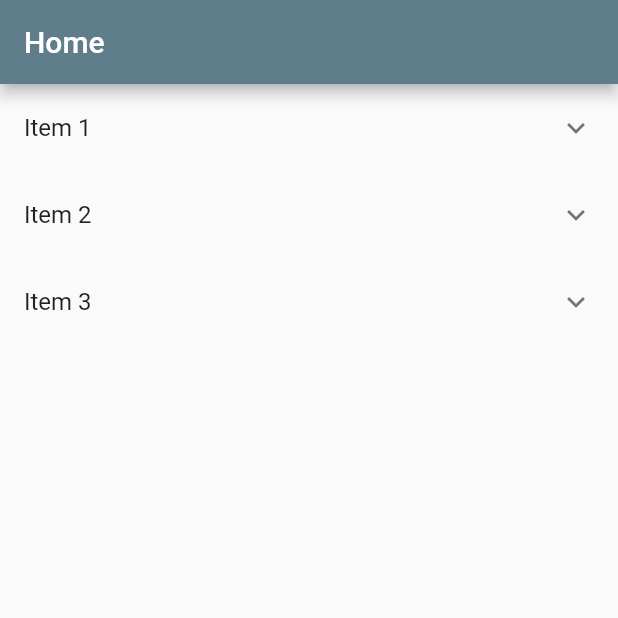
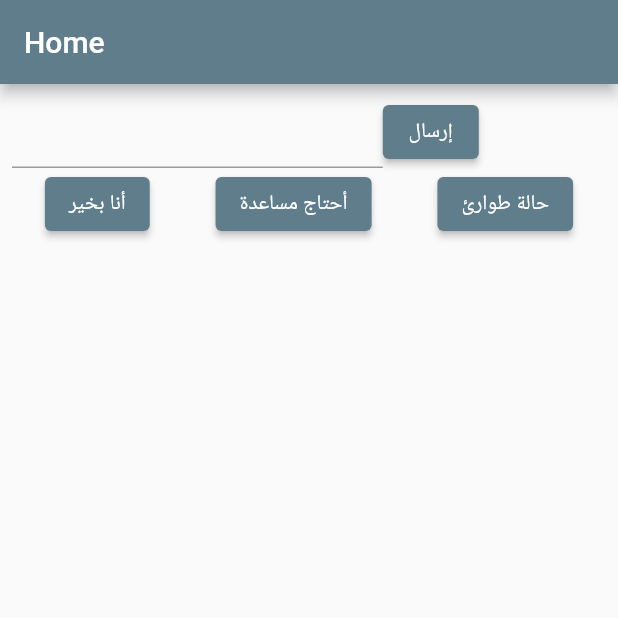
Before and after one commit to aaref-sh/wh, a Flutter app: the HomePage screen opened directly, on a phone screen of 412 x 824 dp, the top half of it. Run offline on Flutter 3.47's test engine with Material 2 defaults, Android fonts, the phone set to English and light mode, and no system bars; our stand-ins replace awesome_notifications, fluttertoast, shared_preferences, wakelock; missing offline and left inert: platform_device_id_v3, signalr_netcore, workmanager; accounts and stored records are empty; statements that could not run were skipped.

```diff
--- /dev/null
+++ b/lib/globals/all.dart
@@ -0,0 +1,2 @@
+export 'package:wh/globals/resources.dart';
+export 'package:wh/globals/variables.dart';
--- /dev/null
+++ b/lib/globals/resources.dart
@@ -0,0 +1,10 @@
+var resDeviceId = 'معرف الجهاز';
+var resUnexpectedError = 'حصل خطأ غير متوقع';
+var resLoginBtn = 'تسجيل دخول';
+var resCopied = 'تم النسخ';
+// user states
+var resImOK = 'أنا بخير';
+var resINeedHelp = 'أحتاج مساعدة';
+var resEmergencyState = 'حالة طوارئ';
+
+var resSend = 'إرسال';
--- a/lib/globals/variables.dart
+++ b/lib/globals/variables.dart
@@ -1,8 +1,10 @@
-const String host = '10.0.2.2';
+const String host = '192.168.1.111';
 const String port = ':5000';
 const String hub = 'MessageHub';
 const String protocol = 'http';
-String serverURI = '$protocol://$host$port/$hub';
+// String serverURI = 'https://salama.bsite.net';
+String serverURI = '$protocol://$host$port';
 String mainHub = 'messagesHub';
 
 String? deviceId;
+String? token;
--- /dev/null
+++ b/lib/models/all.dart
@@ -0,0 +1,2 @@
+export './login.dart';
+export './login_response.dart';
--- a/lib/screens/home.dart
+++ b/lib/screens/home.dart
@@ -1,6 +1,4 @@
-import 'package:flutter/material.dart';
-import 'package:flutter/src/widgets/framework.dart';
-import 'package:flutter/src/widgets/placeholder.dart';
+import 'package:wh/all.dart';
 
 class HomePage extends StatefulWidget {
   const HomePage({super.key});
@@ -10,38 +8,53 @@ class HomePage extends StatefulWidget {
 }
 
 class _HomePageState extends State<HomePage> {
-  @override
-  final List<String> items = ['Item 1', 'Item 2', 'Item 3'];
-
   Widget build(BuildContext context) {
     return Scaffold(
       appBar: AppBar(
         title: Text('Home'),
       ),
       body: Container(
-        child: ListView.builder(
-          itemCount: items.length,
-          itemBuilder: (context, index) {
-            return ExpansionTile(
-              title: Text(items[index]),
+          padding: EdgeInsets.all(8),
+          child: Column(
             children: [
               Row(
-                  mainAxisAlignment: MainAxisAlignment.spaceEvenly,
                 children: [
-                    ElevatedButton(onPressed: () {}, child: Text('Button 1')),
-                    ElevatedButton(onPressed: () {}, child: Text('Button 2')),
-                    ElevatedButton(onPressed: () {}, child: Text('Button 3')),
-                  ],
-                )
-              ],
-              onExpansionChanged: (value) {
-                // You can add your logic here to handle the expansion or collapse of the item
-                print('${items[index]} is ${value ? 'expanded' : 'collapsed'}');
-              },
-            );
+                  SizedBox(
+                      width: MediaQuery.of(context).size.width * 0.6,
+                      child: TextField()),
+                  ElevatedButton(
+                    child: Text(resSend),
+                    onPressed: () {
+                      // ok functionality
                     },
                   ),
+                ],
               ),
+              Row(
+                mainAxisAlignment: MainAxisAlignment.spaceAround,
+                children: [
+                  ElevatedButton(
+                    child: Text(resImOK),
+                    onPressed: () {
+                      // ok functionality
+                    },
+                  ),
+                  ElevatedButton(
+                    child: Text(resINeedHelp),
+                    onPressed: () {
+                      // need help functionality
+                    },
+                  ),
+                  ElevatedButton(
+                    child: Text(resEmergencyState),
+                    onPressed: () {
+                      // need help functionality
+                    },
+                  ),
+                ],
+              ),
+            ],
+          )),
     );
   }
 }
--- a/lib/services/signalr_netcore.dart
+++ b/lib/services/signalr_netcore.dart
@@ -10,7 +10,7 @@ var states = [
 ];
 Future<void> initSignalRConnection() async {
   if (hubConnection == null) {
-    hubConnection = HubConnectionBuilder().withUrl(serverURI).build();
+    hubConnection = HubConnectionBuilder().withUrl('$serverURI/$hub').build();
     hubConnection?.on("NotifyWeb", _notify);
     hubConnection?.onclose(({error}) {
       notify('Connection closed', 'connections');
@@ -33,4 +33,5 @@ Future<void> initSignalRConnection() async {
 
 void _notify(List<Object?>? args) {
   var urgent = args?[0];
+  notify('test', 'connections');
 }
--- a/lib/services/workmanager.dart
+++ b/lib/services/workmanager.dart
@@ -1,7 +1,4 @@
-import 'package:flutter/material.dart';
-import 'package:wh/services/awesome_notification.dart';
-import 'package:wh/services/signalr_netcore.dart';
-import 'package:workmanager/workmanager.dart';
+import 'package:wh/all.dart';
 
 @pragma('vm:entry-point') // Mandatory if the App is obfuscated or using Flutter
 void callbackDispatcher() => Workmanager().executeTask((task, inputData) async {
--- a/pubspec.yaml
+++ b/pubspec.yaml
@@ -42,6 +42,8 @@ dependencies:
   workmanager: ^0.5.1
   platform_device_id_v3: ^1.0.0
   http: ^0.13.6
+  fluttertoast: ^8.2.2
+  shared_preferences: ^2.2.2
 
 dev_dependencies:
   flutter_test:
```
Also changed, not shown: lib/all.dart (added, +18 -0 lines), lib/components/error_message.dart (added, +23 -0 lines), lib/main.dart (+14 -24 lines), lib/models/login.dart (added, +13 -0 lines), lib/models/login_response.dart (added, +9 -0 lines), lib/screens/login.dart (+67 -14 lines), lib/services/shared_preferences.dart (added, +23 -0 lines), pubspec.lock. Lines whose indentation alone changed are shown as unchanged.
